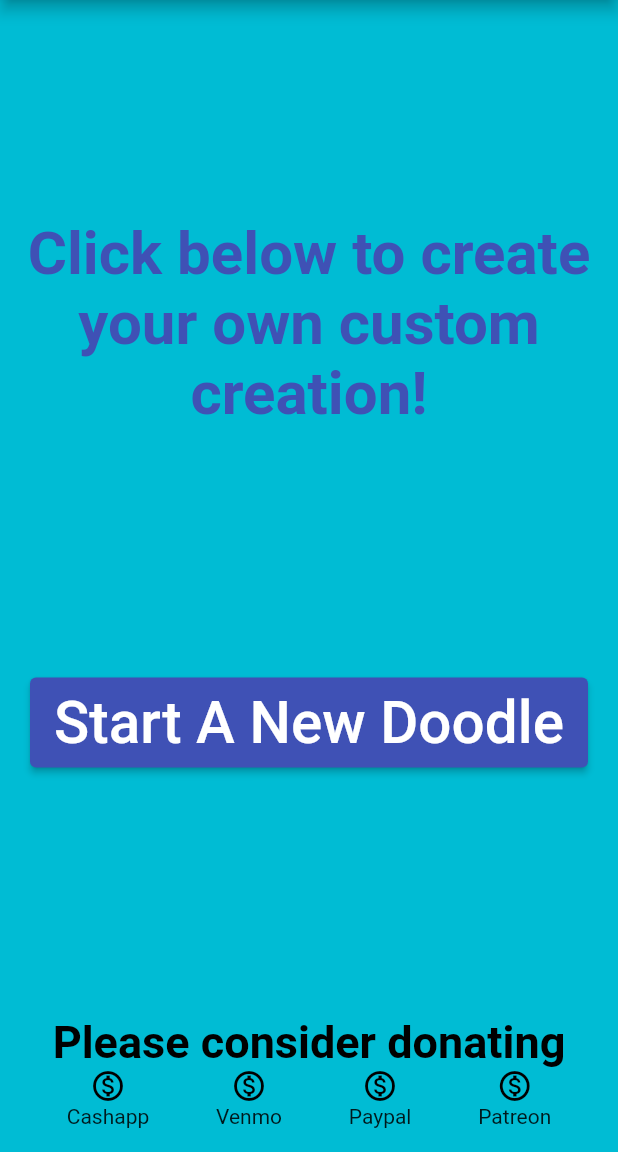
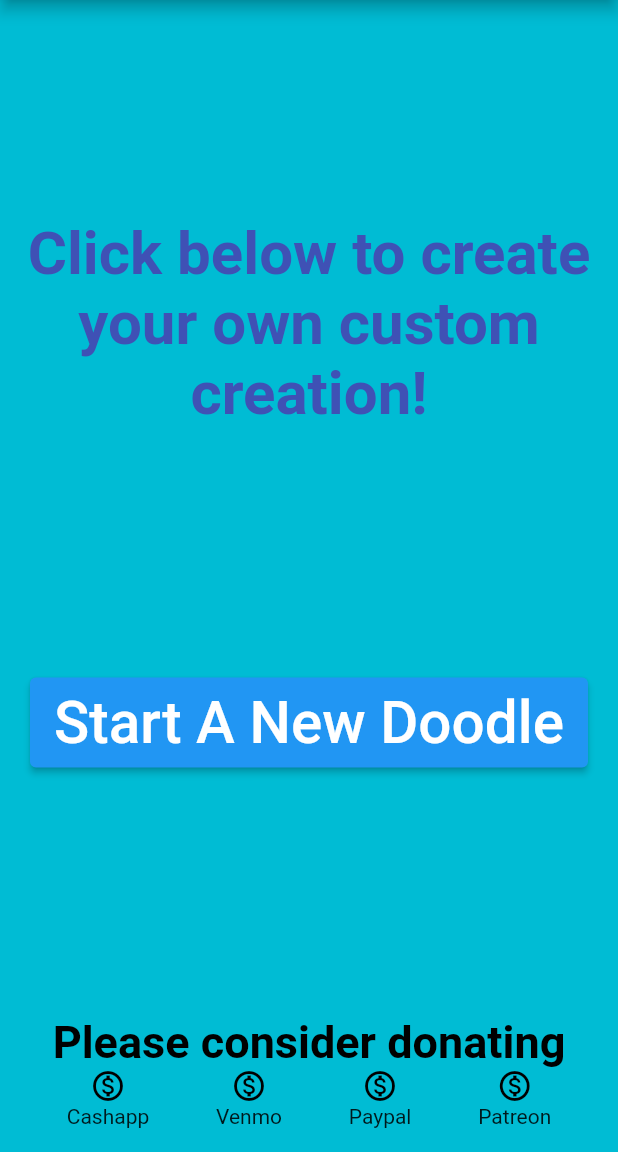
Before and after one commit to carrillotech/easy_doodles, a Flutter app: the screen it shows after launch, on a phone screen of 412 x 824 dp, the part 84-1236 px from its top. Run offline on Flutter 3.47's test engine with Material 2 defaults, Android fonts, the phone set to English and light mode, and no system bars; our stand-ins replace file_picker, flutter_colorpicker, flutter_hooks, flutter_svg, fluttertoast, font_awesome_flutter and 3 more.

Commit message:
minor adjustments

```diff
--- a/lib/doodle/drawing_canvas/drawing_canvas.dart
+++ b/lib/doodle/drawing_canvas/drawing_canvas.dart
@@ -230,8 +230,6 @@ class SketchPainter extends CustomPainter {
         canvas.drawLine(firstPoint, lastPoint, paint);
       } else if (sketch.type == SketchType.circle) {
         canvas.drawOval(rect, paint);
-        // Uncomment this line if you need a PERFECT CIRCLE
-        // canvas.drawCircle(centerPoint, radius , paint);
       } else if (sketch.type == SketchType.polygon) {
         Path polygonPath = Path();
         int sides = sketch.sides;
@@ -240,7 +238,7 @@ class SketchPainter extends CustomPainter {
         double radian = 0.0;
 
         Offset startPoint =
-        Offset(radius * math.cos(radian), radius * math.sin(radian));
+            Offset(radius * math.cos(radian), radius * math.sin(radian));
 
         polygonPath.moveTo(
             startPoint.dx + centerPoint.dx, startPoint.dy + centerPoint.dy);
--- a/lib/doodle/drawing_canvas/models/sketch.dart
+++ b/lib/doodle/drawing_canvas/models/sketch.dart
@@ -84,7 +84,7 @@ extension SketchTypeX on SketchType {
 
 extension SketchTypeExtension on String {
   toSketchTypeEnum() =>
-      SketchType.values.firstWhere((e) => e.toString() == 'SketchType.${this}');
+      SketchType.values.firstWhere((e) => e.toString() == 'SketchType.$this');
 }
 
 extension ColorExtension on String {
--- a/lib/main.dart
+++ b/lib/main.dart
@@ -4,20 +4,20 @@ import 'dart:typed_data';
 
 import 'package:flutter/material.dart';
 import 'package:flutter/rendering.dart';
-import 'package:path_provider/path_provider.dart';
 import 'package:permission_handler/permission_handler.dart';
 import 'package:url_launcher/url_launcher.dart';
 import 'package:image_gallery_saver/image_gallery_saver.dart';
 import 'package:fluttertoast/fluttertoast.dart';
-
 import 'doodle/doodle_page.dart';
 
-void main() => runApp(MyApp());
+void main() => runApp(const MyApp());
 
 class MyApp extends StatelessWidget {
+  const MyApp({super.key});
+
   @override
   Widget build(BuildContext context) {
-    return MaterialApp(
+    return const MaterialApp(
       title: 'Simple Doodle App',
       home: MyHomePage(),
     );
@@ -25,15 +25,16 @@ class MyApp extends StatelessWidget {
 }
 
 class MyHomePage extends StatefulWidget {
+  const MyHomePage({super.key});
+
   @override
-  _MyHomePageState createState() => _MyHomePageState();
+  MyHomePageState createState() => MyHomePageState();
 }
 
 GlobalKey _globalKey = GlobalKey();
 const Color kCanvasColor = Color(0xfff2f3f7);
 
-class _MyHomePageState extends State<MyHomePage> {
-
+class MyHomePageState extends State<MyHomePage> {
   Future<void>? _launched;
 
   Future<void> _launchUniversalLinkIos(Uri url) async {
@@ -62,7 +63,6 @@ class _MyHomePageState extends State<MyHomePage> {
     super.initState();
 
     _requestPermission();
-
   }
 
   @override
@@ -73,17 +73,17 @@ class _MyHomePageState extends State<MyHomePage> {
         Uri(scheme: 'https', host: 'www.venmo.com', path: '/u/jcelevated/');
     final Uri toLaunch3 =
         Uri(scheme: 'https', host: 'www.paypal.me', path: '/jcelevated1/');
-    final Uri toLaunch4 =
-    Uri(scheme: 'https', host: 'www.patreon.com', path: '/user?u=63034918/');
+    final Uri toLaunch4 = Uri(
+        scheme: 'https', host: 'www.patreon.com', path: '/user?u=63034918/');
     return Scaffold(
       appBar: PreferredSize(
-        preferredSize: Size.fromHeight(kToolbarHeight),
+        preferredSize: const Size.fromHeight(kToolbarHeight),
         child: Container(
           color: Colors.blue,
           child: AppBar(
             backgroundColor: Colors.transparent,
             centerTitle: true,
-            title: Text('Simple Doodle App'),
+            title: const Text('Simple Doodle App'),
           ),
         ),
       ),
@@ -94,9 +94,8 @@ class _MyHomePageState extends State<MyHomePage> {
             crossAxisAlignment: CrossAxisAlignment.stretch,
             mainAxisAlignment: MainAxisAlignment.spaceEvenly,
             children: <Widget>[
-              Spacer(),
-              Container(
-                child: Text(
+              const Spacer(),
+              const Text(
                 'Click below to create your own custom creation!',
                 textAlign: TextAlign.center,
                 style: TextStyle(
@@ -114,35 +113,32 @@ class _MyHomePageState extends State<MyHomePage> {
                       )*/
                 ),
               ),
-              ),
-              Spacer(),//Welcome text
+              const Spacer(), //Welcome text
               Center(
                 child: Container(
                   width: double.infinity,
                   height: 100.0,
-                  padding: EdgeInsets.all(20.0),
+                  padding: const EdgeInsets.all(20.0),
                   child: ElevatedButton(
-                    child: FittedBox(
+                    child: const FittedBox(
                       fit: BoxFit.cover,
-                      child:
-                      Text("Start A New Doodle",
+                      child: Text(
+                        "Start A New Doodle",
                         style: TextStyle(fontSize: 45, color: Colors.white),
                       ),
-                    ),
-                    style: ElevatedButton.styleFrom(
-                      primary: Colors.indigo,
                     ),
                     onPressed: () {
                       Navigator.push(
                         context,
-                        MaterialPageRoute(builder: (context) => const DoodleMaker()),
+                        MaterialPageRoute(
+                            builder: (context) => const DoodleMaker()),
                       );
                     },
                   ),
                 ),
               ),
-              Spacer(),//Generate button
-              Text(
+              const Spacer(), //Generate button
+              const Text(
                 'Please consider donating',
                 textAlign: TextAlign.center,
                 style: TextStyle(
@@ -156,9 +152,10 @@ class _MyHomePageState extends State<MyHomePage> {
                 children: [
                   InkWell(
                     child: Column(
-                      children: [
-                        Icon(Icons.monetization_on_outlined, color: Colors.black),
-                        const Text('Cashapp'),
+                      children: const [
+                        Icon(Icons.monetization_on_outlined,
+                            color: Colors.black),
+                        Text('Cashapp'),
                       ],
                     ),
                     onTap: () => setState(() {
@@ -167,9 +164,10 @@ class _MyHomePageState extends State<MyHomePage> {
                   ),
                   InkWell(
                     child: Column(
-                      children: [
-                        Icon(Icons.monetization_on_outlined, color: Colors.black),
-                        const Text('Venmo'),
+                      children: const [
+                        Icon(Icons.monetization_on_outlined,
+                            color: Colors.black),
+                        Text('Venmo'),
                       ],
                     ),
                     onTap: () => setState(() {
@@ -178,9 +176,10 @@ class _MyHomePageState extends State<MyHomePage> {
                   ),
                   InkWell(
                     child: Column(
-                      children: [
-                        Icon(Icons.monetization_on_outlined, color: Colors.black),
-                        const Text('Paypal'),
+                      children: const [
+                        Icon(Icons.monetization_on_outlined,
+                            color: Colors.black),
+                        Text('Paypal'),
                       ],
                     ),
                     onTap: () => setState(() {
@@ -189,9 +188,10 @@ class _MyHomePageState extends State<MyHomePage> {
                   ),
                   InkWell(
                     child: Column(
-                      children: [
-                        Icon(Icons.monetization_on_outlined, color: Colors.black),
-                        const Text('Patreon'),
+                      children: const [
+                        Icon(Icons.monetization_on_outlined,
+                            color: Colors.black),
+                        Text('Patreon'),
                       ],
                     ),
                     onTap: () => setState(() {
@@ -220,24 +220,19 @@ class _MyHomePageState extends State<MyHomePage> {
     ].request();
 
     final info = statuses[Permission.storage].toString();
-    print(info);
-  //  _toastInfo(info);
+    debugPrint(info);
   }
-/*  _toastInfo(String info) {
-    Fluttertoast.showToast(msg: info, toastLength: Toast.LENGTH_LONG);
-  }*/
 }
+
 // Second route
 class DoodleMaker extends StatelessWidget {
   const DoodleMaker({super.key});
 
-
   @override
   Widget build(BuildContext context) {
-
     return Scaffold(
       appBar: PreferredSize(
-        preferredSize: Size.fromHeight(kToolbarHeight),
+        preferredSize: const Size.fromHeight(kToolbarHeight),
         child: Container(
           color: Colors.blue,
           child: AppBar(
@@ -251,47 +246,23 @@ class DoodleMaker extends StatelessWidget {
         heroTag: "paint_save",
         tooltip: 'Save',
         onPressed: () {
-          Text('Image Saved');
+          const Text('Image Saved');
           _saveScreen();
         },
         child: const Icon(Icons.save),
       ),
       body: SafeArea(
-          child:
-              Column(
+        child: Column(
           children: [
             Expanded(
-                    child:
-                        RepaintBoundary(
+              child: RepaintBoundary(
                 key: _globalKey,
-                                child: DoodlePage(),
+                child: const DoodlePage(),
               ),
             ),
           ],
         ),
-/*              Column(
-                children: [
-                  Center(
-                    child: Row(
-                      mainAxisAlignment: MainAxisAlignment.spaceEvenly,
-                      children: [
-                        ElevatedButton(
-                          onPressed: _saveScreen,
-                          child: const Text('Generate New Fractal'),
-                        ), //Generate new fractal
-                        ElevatedButton(
-                          onPressed: _saveScreen,
-                          child: const Text('Save to Device'),
-                        ), //Save to device
-                      ],
       ),
-                  ),
-                ],
-              ),*/
-
-      ),
-
-
     );
   }
 
@@ -303,11 +274,11 @@ class DoodleMaker extends StatelessWidget {
     RenderRepaintBoundary boundary =
         _globalKey.currentContext!.findRenderObject() as RenderRepaintBoundary;
     ui.Image image = await boundary.toImage();
-    ByteData? byteData = await (image.toByteData(format: ui.ImageByteFormat.png) as FutureOr<ByteData?>);
+    ByteData? byteData = await (image.toByteData(format: ui.ImageByteFormat.png));
     if (byteData != null) {
       final result =
           await ImageGallerySaver.saveImage(byteData.buffer.asUint8List());
-      print(result);
+      debugPrint(result);
       _toastInfo('Image Saved');
     }
   }
```
Also changed, not shown: lib/doodle/doodle_page.dart (+3 -5 lines), lib/doodle/drawing_canvas/widgets/canvas_side_bar.dart (+0 -17 lines), lib/doodle.dart (deleted). Lines whose indentation alone changed are shown as unchanged.
